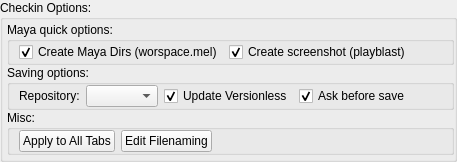
Before: the Qt Designer form lib/ui/checkin/ui_checkin_options.ui in listyque/TACTIC-Handler, drawn with Qt 5.
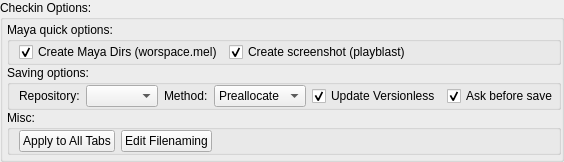
After: the same form once the commit is applied.

```diff
--- a/lib/ui/checkin/ui_checkin_options.ui
+++ b/lib/ui/checkin/ui_checkin_options.ui
@@ -2,6 +2,14 @@
 <ui version="4.0">
  <class>checkinOptionsGroupBox</class>
  <widget class="QGroupBox" name="checkinOptionsGroupBox">
+  <property name="geometry">
+   <rect>
+    <x>0</x>
+    <y>0</y>
+    <width>537</width>
+    <height>129</height>
+   </rect>
+  </property>
   <property name="sizePolicy">
    <sizepolicy hsizetype="Preferred" vsizetype="Minimum">
     <horstretch>0</horstretch>
@@ -143,7 +151,7 @@
      <property name="flat">
       <bool>true</bool>
      </property>
-     <layout class="QHBoxLayout" name="horizontalLayout_3" stretch="0,1,0,0,1">
+     <layout class="QHBoxLayout" name="horizontalLayout_3" stretch="0,1,0,0,0,0,1">
       <property name="topMargin">
        <number>0</number>
       </property>
@@ -163,6 +171,42 @@
       <item>
        <widget class="QComboBox" name="repositoryComboBox"/>
       </item>
+      <item>
+       <widget class="QLabel" name="checkinMethodLabel">
+        <property name="text">
+         <string>Method:</string>
+        </property>
+       </widget>
+      </item>
+      <item>
+       <widget class="QComboBox" name="checkinMethodComboBox">
+        <item>
+         <property name="text">
+          <string>Preallocate</string>
+         </property>
+        </item>
+        <item>
+         <property name="text">
+          <string>In-Place</string>
+         </property>
+        </item>
+        <item>
+         <property name="text">
+          <string>Copy</string>
+         </property>
+        </item>
+        <item>
+         <property name="text">
+          <string>Move</string>
+         </property>
+        </item>
+        <item>
+         <property name="text">
+          <string>Upload</string>
+         </property>
+        </item>
+       </widget>
+      </item>
       <item>
        <widget class="QCheckBox" name="updateVersionlessCheckBox">
         <property name="text">
```
Left out of the diff: 2 changed lines with no effect on the pictures.
